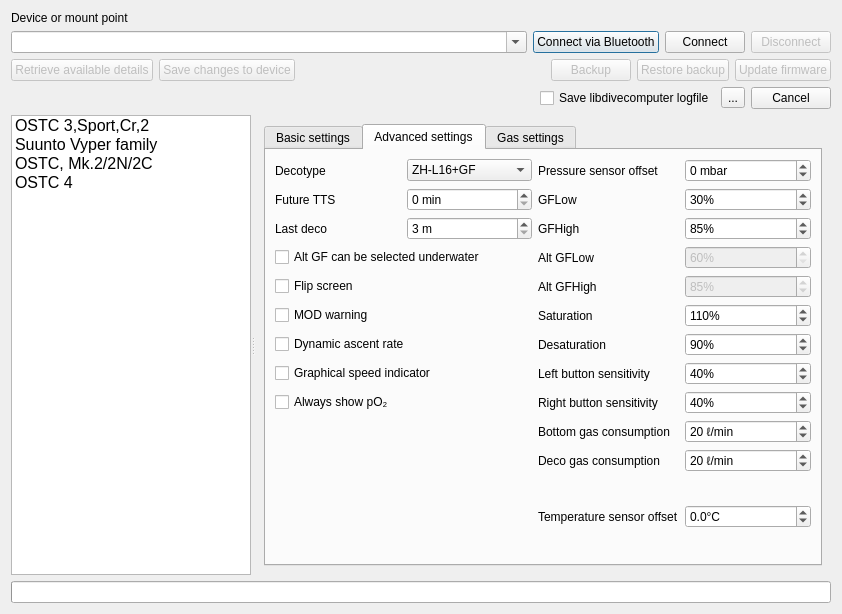
Before: the Qt Designer form desktop-widgets/configuredivecomputerdialog.ui in subsurface/subsurface, drawn with Qt 5.
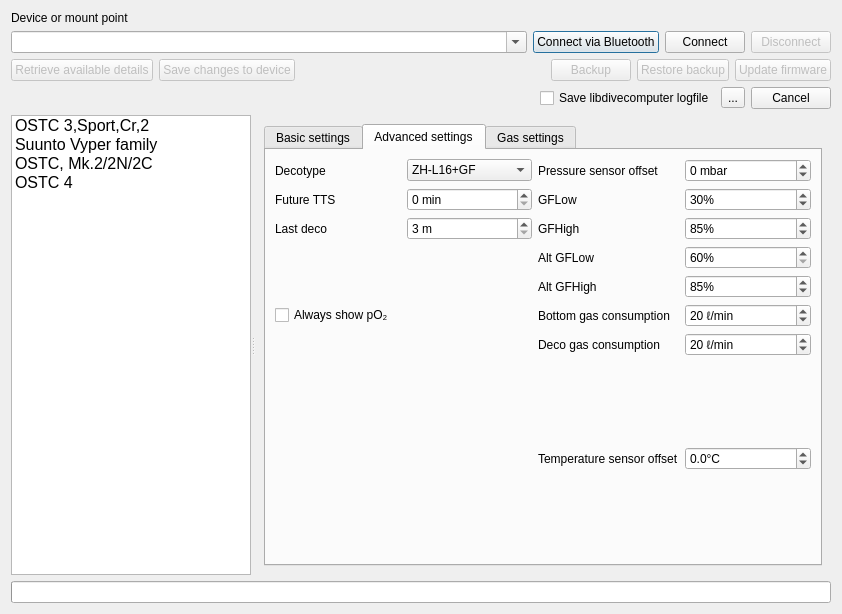
After: the same form once the commit is applied. The open tabs and pages were chosen to show the change. Icons and pictures are not drawn.

Commit message:
Connect up all the OSTC4 common settings
Connect up all the settings that are the same, and remove those who are
not, and correct those who only are minor differences.

```diff
--- a/desktop-widgets/configuredivecomputerdialog.ui
+++ b/desktop-widgets/configuredivecomputerdialog.ui
@@ -3403,27 +3403,13 @@
             <string>Advanced settings</string>
            </attribute>
            <layout class="QGridLayout" name="gridLayout_8">
-            <item row="10" column="3">
-             <widget class="QLabel">
-              <property name="text">
-               <string>Left button sensitivity</string>
-              </property>
-             </widget>
-            </item>
-            <item row="11" column="0" colspan="2">
+            <item row="12" column="0" colspan="2">
              <widget class="QCheckBox" name="alwaysShowppO2_4">
               <property name="text">
                <string>Always show pO₂</string>
               </property>
              </widget>
             </item>
-            <item row="3" column="0" colspan="2">
-             <widget class="QCheckBox" name="aGFSelectableCheckBox_4">
-              <property name="text">
-               <string>Alt GF can be selected underwater</string>
-              </property>
-             </widget>
-            </item>
             <item row="1" column="0">
              <widget class="QLabel">
               <property name="text">
@@ -3484,32 +3470,6 @@
               </property>
              </widget>
             </item>
-            <item row="9" column="3">
-             <widget class="QLabel">
-              <property name="text">
-               <string>Desaturation</string>
-              </property>
-              <property name="buddy">
-               <cstring>desaturationSpinBox_4</cstring>
-              </property>
-             </widget>
-            </item>
-            <item row="9" column="4">
-             <widget class="QSpinBox" name="desaturationSpinBox_4">
-              <property name="suffix">
-               <string>%</string>
-              </property>
-              <property name="minimum">
-               <number>60</number>
-              </property>
-              <property name="maximum">
-               <number>100</number>
-              </property>
-              <property name="value">
-               <number>90</number>
-              </property>
-             </widget>
-            </item>
             <item row="14" column="0">
              <spacer>
               <property name="orientation">
@@ -3545,9 +3505,6 @@
             </item>
             <item row="3" column="4">
              <widget class="QSpinBox" name="aGFLowSpinBox_4">
-              <property name="enabled">
-               <bool>false</bool>
-              </property>
               <property name="suffix">
                <string>%</string>
               </property>
@@ -3612,22 +3569,6 @@
               </property>
              </widget>
             </item>
-            <item row="8" column="4">
-             <widget class="QSpinBox" name="saturationSpinBox_4">
-              <property name="suffix">
-               <string>%</string>
-              </property>
-              <property name="minimum">
-               <number>100</number>
-              </property>
-              <property name="maximum">
-               <number>140</number>
-              </property>
-              <property name="value">
-               <number>110</number>
-              </property>
-             </widget>
-            </item>
             <item row="3" column="3">
              <widget class="QLabel">
               <property name="text">
@@ -3637,9 +3578,6 @@
             </item>
             <item row="6" column="4">
              <widget class="QSpinBox" name="aGFHighSpinBox_4">
-              <property name="enabled">
-               <bool>false</bool>
-              </property>
               <property name="suffix">
                <string>%</string>
               </property>
@@ -3661,51 +3599,6 @@
               </property>
              </widget>
             </item>
-            <item row="8" column="3">
-             <widget class="QLabel">
-              <property name="text">
-               <string>Saturation</string>
-              </property>
-              <property name="buddy">
-               <cstring>saturationSpinBox_4</cstring>
-              </property>
-             </widget>
-            </item>
-            <item row="6" column="0">
-             <widget class="QCheckBox" name="flipScreenCheckBox_4">
-              <property name="text">
-               <string>Flip screen</string>
-              </property>
-             </widget>
-            </item>
-            <item row="11" column="3">
-             <widget class="QLabel">
-              <property name="text">
-               <string>Right button sensitivity</string>
-              </property>
-             </widget>
-            </item>
-            <item row="8" column="0">
-             <widget class="QCheckBox" name="modWarning_4">
-              <property name="text">
-               <string>MOD warning</string>
-              </property>
-             </widget>
-            </item>
-            <item row="10" column="0" colspan="2">
-             <widget class="QCheckBox" name="graphicalSpeedIndicator_4">
-              <property name="text">
-               <string>Graphical speed indicator</string>
-              </property>
-             </widget>
-            </item>
-            <item row="9" column="0" colspan="2">
-             <widget class="QCheckBox" name="dynamicAscendRate_4">
-              <property name="text">
-               <string>Dynamic ascent rate</string>
-              </property>
-             </widget>
-            </item>
             <item row="12" column="3">
              <widget class="QLabel">
               <property name="text">
@@ -3720,38 +3613,6 @@
               </property>
              </widget>
             </item>
-            <item row="10" column="4">
-             <widget class="QSpinBox" name="leftButtonSensitivity_4">
-              <property name="suffix">
-               <string>%</string>
-              </property>
-              <property name="minimum">
-               <number>20</number>
-              </property>
-              <property name="maximum">
-               <number>100</number>
-              </property>
-              <property name="value">
-               <number>40</number>
-              </property>
-             </widget>
-            </item>
-            <item row="11" column="4">
-             <widget class="QSpinBox" name="rightButtonSensitivity_4">
-              <property name="suffix">
-               <string>%</string>
-              </property>
-              <property name="minimum">
-               <number>20</number>
-              </property>
-              <property name="maximum">
-               <number>100</number>
-              </property>
-              <property name="value">
-               <number>40</number>
-              </property>
-             </widget>
-            </item>
             <item row="12" column="4">
              <widget class="QSpinBox" name="bottomGasConsumption_4">
               <property name="suffix">
```
Left out of the diff: 246 changed lines with no effect on the pictures. The commit also changes 2 other files.
